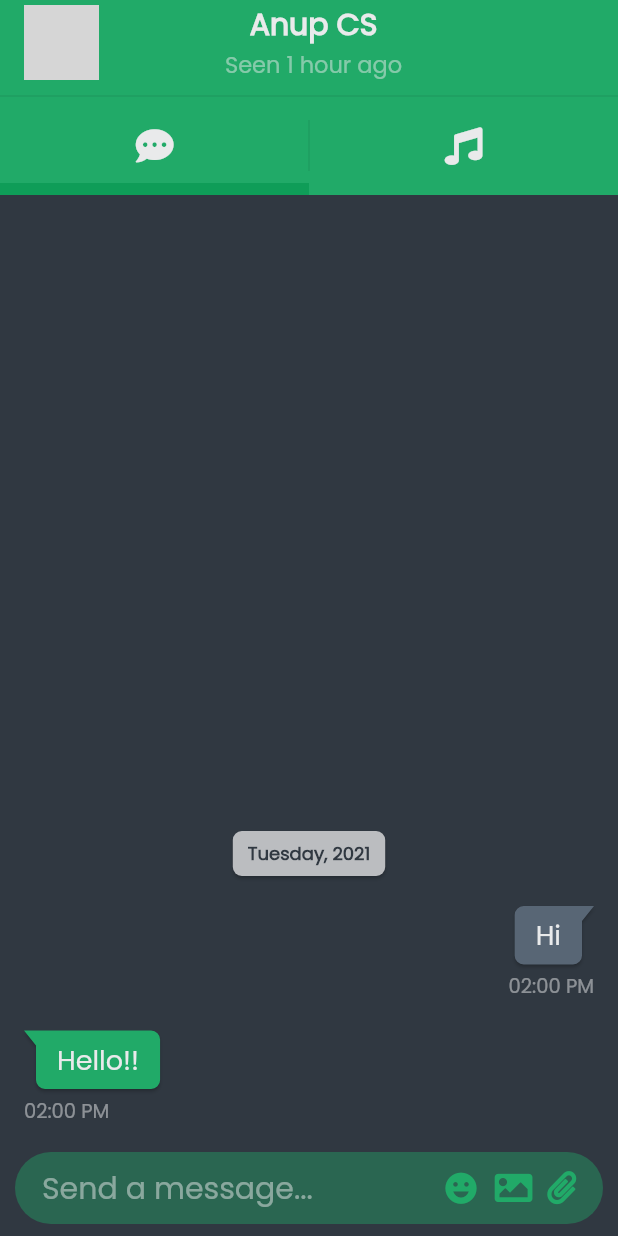
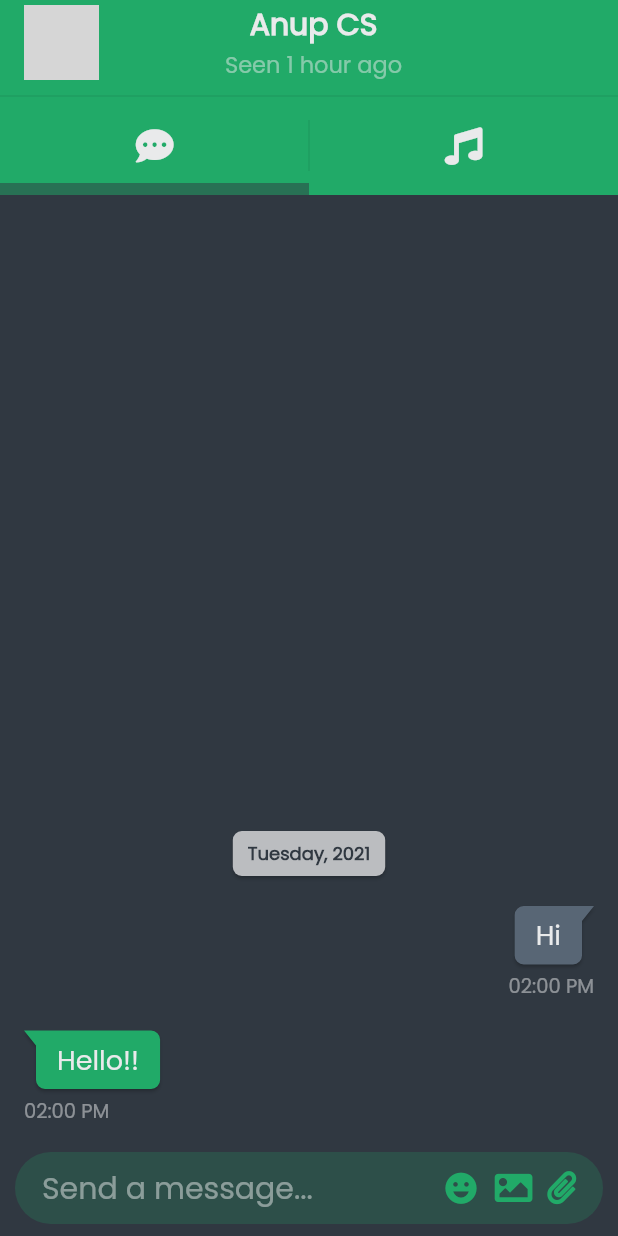
Before and after one commit to curiousyuvi/musi_chat, a Flutter app: the screen it shows after launch, after a tap on "Anup CS", on a phone screen of 412 x 824 dp. Run offline on Flutter 3.47's test engine with Material 2 defaults, Android fonts, the phone set to English and light mode, and no system bars; drawn by our look-alikes of bubble; our stand-ins replace font_awesome_flutter, line_icons, rive; network calls fail; grey boxes are pictures that could not be loaded.

Commit message:
changed green shades

```diff
--- a/lib/constants/colors.dart
+++ b/lib/constants/colors.dart
@@ -2,8 +2,8 @@ import 'package:flutter/widgets.dart';
 
 class DarkColors {
   static Color green1 = Color(0xff21AA68);
-  static Color green2 = Color(0xff0F9D58);
-  static Color green3 = Color(0xff2A6651);
+  static Color green2 = Color(0xff287154);
+  static Color green3 = Color(0xff2D4F49);
   static Color black1 = Color(0xff303841);
   static Color black2 = Color(0xff3A4750);
   static Color black3 = Color(0xff586675);
@@ -13,9 +13,9 @@ class DarkColors {
 }
 
 class LightColors {
-  static Color green1 = Color(0xff71EFA3);
-  static Color green2 = Color(0xff48DA82);
-  static Color green3 = Color(0xffD0F8E3);
+  static Color green1 = Color(0xff0adb76);
+  static Color green2 = Color(0xff7AE2B0);
+  static Color green3 = Color(0xffBCE7D4);
   static Color white1 = Color(0xffE9EAEB);
   static Color white2 = Color(0xffDBDCDC);
   static Color white3 = Color(0xff90a4b2);
```
